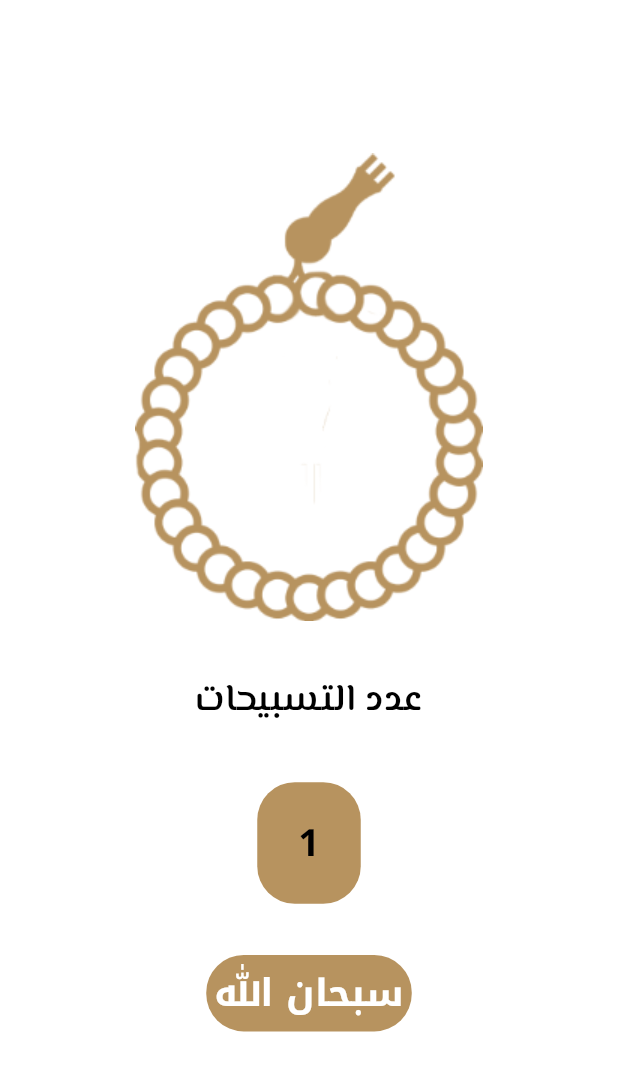
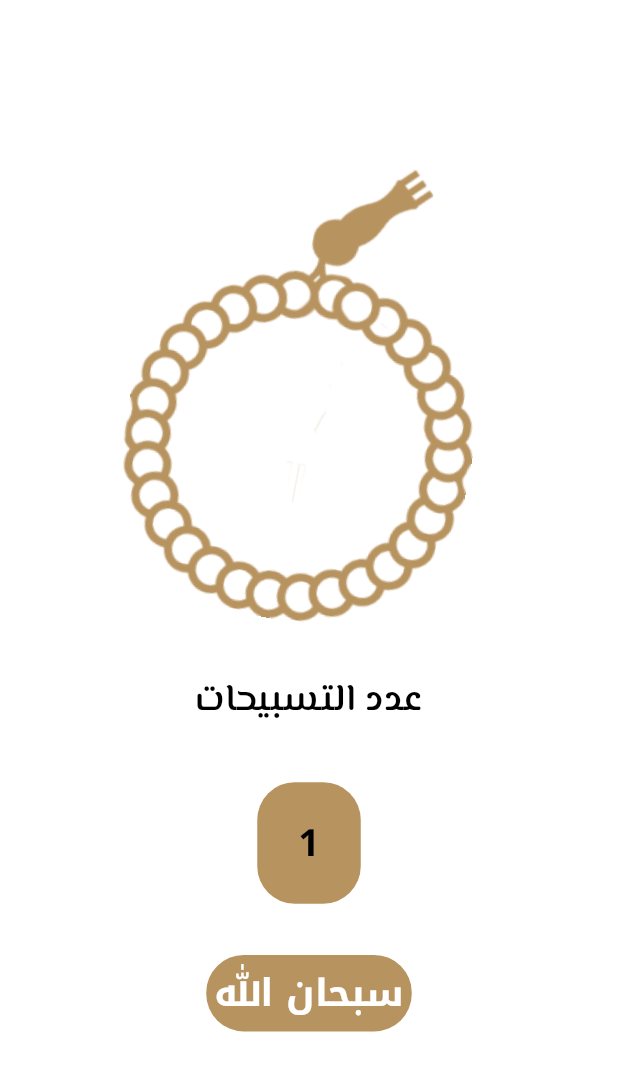
Before and after one commit to heshamgasser/Islamic, a Flutter app: the SebhaTab widget shown alone on an empty page, opened directly, after a tap on an icon or button, on a phone screen of 412 x 824 dp. Shown: the top 1071 px of the screen. Run offline on Flutter 3.47's test engine with Material 2 defaults, Android fonts, the phone set to English and light mode, and no system bars; our stand-ins replace google_fonts.

Commit message:
Sebha Rotate

```diff
--- a/lib/screens/hadethScreen.dart
+++ b/lib/screens/hadethScreen.dart
@@ -92,4 +92,9 @@ class _HadethScreenState extends State<HadethScreen> {
     hadethContent = lines;
     setState(() {});
   }
+
+
+  void loadingFile (){
+
+  }
 }
--- a/lib/tabs/sebha.dart
+++ b/lib/tabs/sebha.dart
@@ -11,8 +11,9 @@ class _SebhaTabState extends State<SebhaTab> {
   int counter = 0;
   int totalCounter = 0;
   String tashbeeh = 'سبحان الله';
+  double rotate = 0;
 
-  List <String> tasbeehItem = ['سبحان الله', 'الحمد لله', 'الله أكبر'];
+  List<String> tasbeehItem = ['سبحان الله', 'الحمد لله', 'الله أكبر'];
 
   @override
   Widget build(BuildContext context) {
@@ -27,21 +28,23 @@ class _SebhaTabState extends State<SebhaTab> {
                 counter++;
                 totalCounter++;
                 checkState();
-
+                rotate += 1 / 33;
               });
             },
-            child: Image(
-              color: Theme
-                  .of(context)
-                  .primaryColor,
-              image: const AssetImage('assets/images/sebha_logo.png'),
+            // Transform.rotate
+
+            child: AnimatedRotation(
+              turns: rotate,
+              duration: Duration(milliseconds: 500),
+              child: Image(
+                color: Theme.of(context).primaryColor,
+                image: const AssetImage('assets/images/sebha_logo.png'),
+              ),
             ),
+
           ),
           const Spacer(),
-          Text('عدد التسبيحات', style: Theme
-              .of(context)
-              .textTheme
-              .bodyMedium),
+          Text('عدد التسبيحات', style: Theme.of(context).textTheme.bodyMedium),
           const Spacer(),
           InkWell(
             onTap: () {
@@ -49,25 +52,20 @@ class _SebhaTabState extends State<SebhaTab> {
                 counter++;
                 totalCounter++;
                 checkState();
-
+                rotate += 1 /33;
               });
             },
             child: Container(
               width: 69,
               height: 81,
               decoration: BoxDecoration(
-                color: Theme
-                    .of(context)
-                    .primaryColor,
+                color: Theme.of(context).primaryColor,
                 borderRadius: BorderRadius.circular(25),
               ),
               child: Center(
                 child: Text(
                   '$counter',
-                  style: Theme
-                      .of(context)
-                      .textTheme
-                      .bodyLarge,
+                  style: Theme.of(context).textTheme.bodyLarge,
                 ),
               ),
             ),
@@ -77,18 +75,13 @@ class _SebhaTabState extends State<SebhaTab> {
             width: 137,
             height: 51,
             decoration: BoxDecoration(
-              color: Theme
-                  .of(context)
-                  .primaryColor,
+              color: Theme.of(context).primaryColor,
               borderRadius: BorderRadius.circular(25),
             ),
             child: Center(
               child: Text(
                 tashbeeh,
-                style: Theme
-                    .of(context)
-                    .textTheme
-                    .bodySmall,
+                style: Theme.of(context).textTheme.bodySmall,
               ),
             ),
           ),
@@ -111,9 +104,4 @@ class _SebhaTabState extends State<SebhaTab> {
       tashbeeh = 'سبحان الله';
     }
   }
-
-
-
-
-
 }
```
